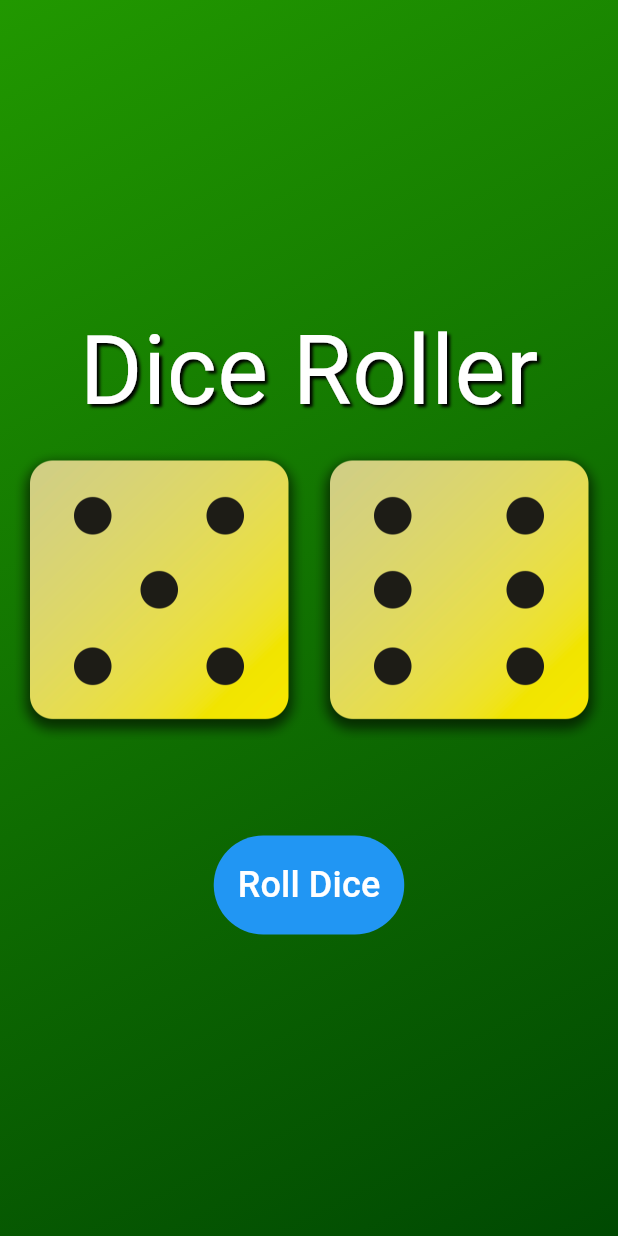
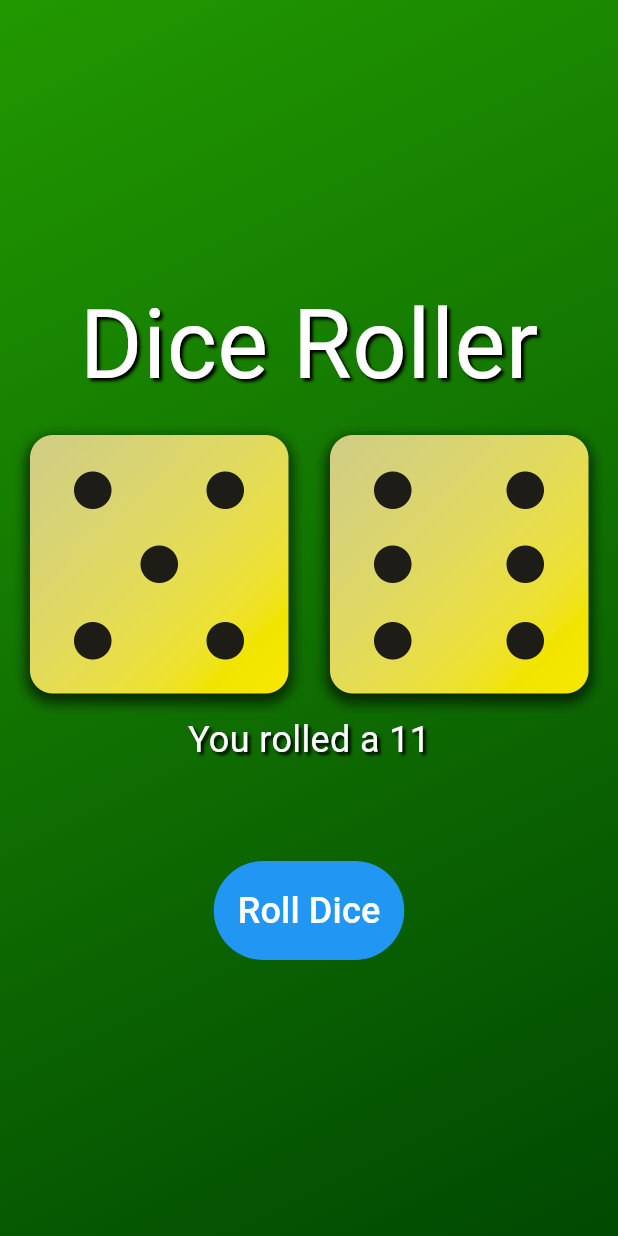
Before and after one commit to rjw1428/Eureka, a Flutter app: the screen it shows after launch, after a tap on "Roll Dice", on a phone screen of 412 x 824 dp. Run offline on Flutter 3.47's test engine with Material 3 defaults, Android fonts, the phone set to English and light mode, and no system bars; project files that could hold a hidden picture were left out.

Commit message:
[Flutter][DiceRoll] Added text output for roll result

```diff
--- a/flutter/dice_roll/lib/dice.dart
+++ b/flutter/dice_roll/lib/dice.dart
@@ -17,6 +17,7 @@ class Dice extends StatefulWidget {
 class _DiceState extends State<Dice> {
   int dice1 = 2;
   int dice2 = 3;
+  int? value;
 
   @override
   Widget build(BuildContext context) {
@@ -24,11 +25,23 @@ class _DiceState extends State<Dice> {
       children: [
         Padding(
           padding: const EdgeInsets.only(bottom: 64.0),
-          child: Row(
-            mainAxisAlignment: MainAxisAlignment.center,
+          child: Column(
             children: [
-              Image.asset('assets/images/dice-$dice1.png', width: 200),
-              Image.asset('assets/images/dice-$dice2.png', width: 200)
+              Row(
+                mainAxisAlignment: MainAxisAlignment.center,
+                children: [
+                  Image.asset('assets/images/dice-$dice1.png', width: 200),
+                  Image.asset('assets/images/dice-$dice2.png', width: 200)
+                ],
+              ),
+              if (value != null)
+                Text(
+                  'You rolled a $value',
+                  style: const TextStyle(
+                      color: Colors.white,
+                      fontSize: 24,
+                      shadows: [Shadow(color: Colors.black, offset: Offset(2, 2), blurRadius: 2)]),
+                ),
             ],
           ),
         ),
@@ -51,6 +64,7 @@ class _DiceState extends State<Dice> {
     setState(() {
       dice1 = randomizer.nextInt(6) + 1;
       dice2 = randomizer.nextInt(6) + 1;
+      value = dice1 + dice2;
     });
   }
 }
--- a/flutter/dice_roll/lib/main.dart
+++ b/flutter/dice_roll/lib/main.dart
@@ -16,6 +16,7 @@
   // adding commas will cause formatter to break lines
 }
 
+// Just a demo of defaulting values for position arguments
 int add(int a, [int b = 10]) {
   return a + b;
 }
```
